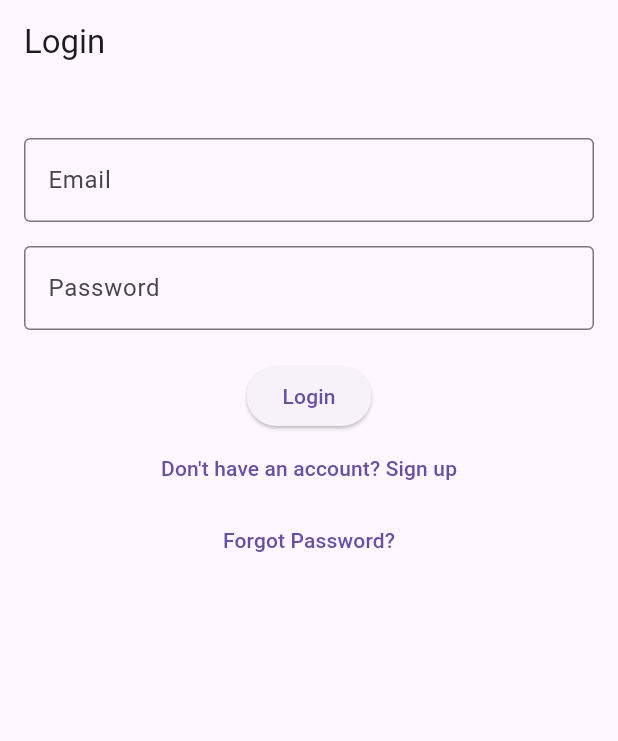
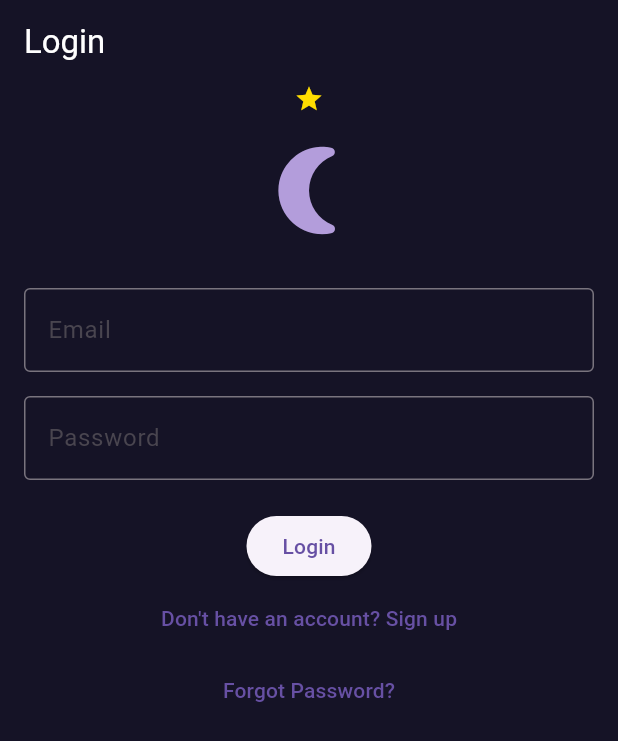
Before and after one commit to Cs3541/AwesomeHonkShoo, a Flutter app: the screen it shows after launch, on a phone screen of 412 x 824 dp. Shown: the top 741 px of the screen. Run offline on Flutter 3.47's test engine with Material 3 defaults, Android fonts, the phone set to English and light mode, and no system bars; our stand-ins replace cloud_firestore, firebase_auth, firebase_core, fl_chart; accounts and stored records are empty.

Commit message:
Add dark login theme, moon icon, and focused input styling

```diff
--- a/lib/views/login_screen.dart
+++ b/lib/views/login_screen.dart
@@ -66,11 +66,27 @@ class _LoginScreenState extends State<LoginScreen> {
   @override
   Widget build(BuildContext context) {
     return Scaffold(
+      backgroundColor: const Color(0xFF151326),
+
       appBar: AppBar(
         title: const Text('Login'),
-        automaticallyImplyLeading: false,
+        backgroundColor: const Color(0xFF151326),
+        foregroundColor: Colors.white,
       ),
-      body: Padding(
+
+      body: SafeArea(
+        child: Stack(
+          children:[
+            const Positioned(
+              top: 0,
+              left: 0,
+              right: 0,
+              child: Icon(
+                Icons.star, color: Color.fromARGB(255, 255, 221, 0), size: 20
+              ),
+            ),
+
+          Padding(
             padding: const EdgeInsets.all(16.0),
             child: Column(
               children: [
@@ -81,24 +97,48 @@ class _LoginScreenState extends State<LoginScreen> {
                       color: Colors.red,
                     ),
                   ),
+
                 const SizedBox(height: 20),
+
+                const Icon(
+                  Icons.nightlight_round,
+                  color: Color(0xFFB39DDB),
+                  size: 70,
+                ),
+
+                const SizedBox(height: 30),
 
                 TextField(
                   controller: _emailController,
+                  style: const TextStyle(color: Colors.white),
                   decoration: const InputDecoration(
                     labelText: 'Email',
                     border: OutlineInputBorder(),
+                    focusedBorder: OutlineInputBorder(
+                      borderSide: BorderSide(
+                        color: Color(0xFFB39DDB),
+                        width: 2,
                       ),
                     ),
+                  ),
+                ),
+
 
                 const SizedBox(height: 16),
 
                 TextField(
                   controller: _passwordController,
+                  style: const TextStyle(color: Colors.white),
                   obscureText: true,
                   decoration: const InputDecoration(
                     labelText: 'Password',
                     border: OutlineInputBorder(),
+                    focusedBorder: OutlineInputBorder(
+                      borderSide: BorderSide(
+                        color: Color(0xFFB39DDB),
+                        width: 2,
+                      ),
+                    ),
                   ),
                 ),
 
@@ -129,6 +169,9 @@ class _LoginScreenState extends State<LoginScreen> {
               ],
             ),
           ),
+        ],
+      )
+    ),
       );
     }
   }
```
Lines whose indentation alone changed are shown as unchanged.
